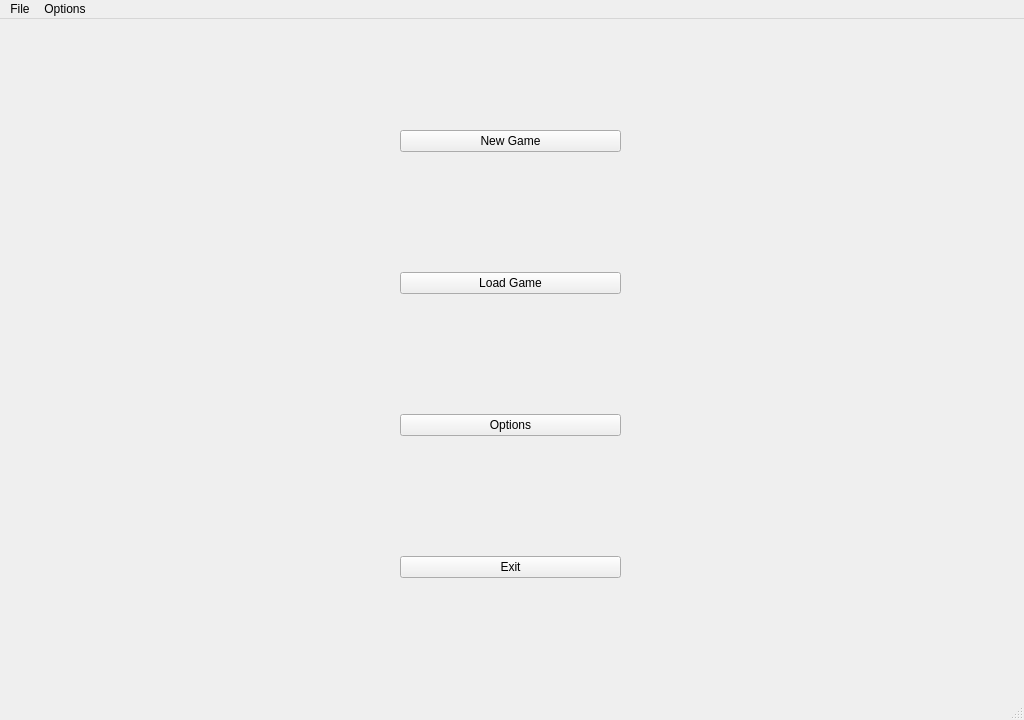
Before: the Qt Designer form QT_UI_Design/UI_MazeWindow.ui in JasonLiu1229/Automata-Group-Project_2021-2022, drawn with Qt 5.
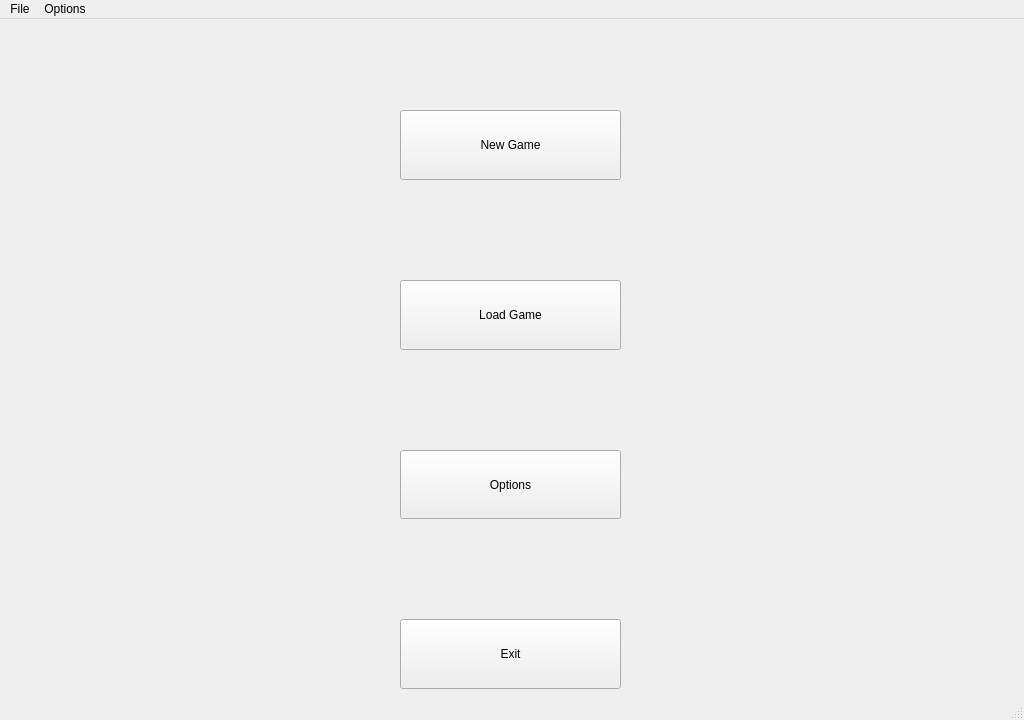
After: the same form once the commit is applied.

Commit message: Fixed main menu buttons size

What changed in the file:
```diff
--- a/QT_UI_Design/UI_MazeWindow.ui
+++ b/QT_UI_Design/UI_MazeWindow.ui
@@ -47,18 +47,24 @@
    <enum>QTabWidget::Rounded</enum>
   </property>
   <widget class="QWidget" name="centralwidget">
+   <property name="autoFillBackground">
+    <bool>false</bool>
+   </property>
    <widget class="QWidget" name="verticalLayoutWidget">
     <property name="geometry">
      <rect>
       <x>0</x>
-      <y>0</y>
+      <y>90</y>
       <width>1021</width>
-      <height>671</height>
+      <height>581</height>
      </rect>
     </property>
     <layout class="QVBoxLayout" name="MainScreen">
      <property name="spacing">
-      <number>10</number>
+      <number>100</number>
+     </property>
+     <property name="sizeConstraint">
+      <enum>QLayout::SetNoConstraint</enum>
      </property>
      <property name="leftMargin">
       <number>400</number>
@@ -74,6 +80,12 @@
      </property>
      <item>
       <widget class="QPushButton" name="newGameButton">
+       <property name="sizePolicy">
+        <sizepolicy hsizetype="Minimum" vsizetype="Preferred">
+         <horstretch>0</horstretch>
+         <verstretch>0</verstretch>
+        </sizepolicy>
+       </property>
        <property name="text">
         <string>New Game</string>
        </property>
@@ -84,6 +96,12 @@
      </item>
      <item>
       <widget class="QPushButton" name="LoadGameButton">
+       <property name="sizePolicy">
+        <sizepolicy hsizetype="Minimum" vsizetype="Preferred">
+         <horstretch>0</horstretch>
+         <verstretch>0</verstretch>
+        </sizepolicy>
+       </property>
        <property name="text">
         <string>Load Game</string>
        </property>
@@ -91,6 +109,12 @@
      </item>
      <item>
       <widget class="QPushButton" name="OptionsButton">
+       <property name="sizePolicy">
+        <sizepolicy hsizetype="Minimum" vsizetype="Preferred">
+         <horstretch>0</horstretch>
+         <verstretch>0</verstretch>
+        </sizepolicy>
+       </property>
        <property name="text">
         <string>Options</string>
        </property>
@@ -98,6 +122,12 @@
      </item>
      <item>
       <widget class="QPushButton" name="ExitButton">
+       <property name="sizePolicy">
+        <sizepolicy hsizetype="Preferred" vsizetype="Preferred">
+         <horstretch>0</horstretch>
+         <verstretch>0</verstretch>
+        </sizepolicy>
+       </property>
        <property name="text">
         <string>Exit</string>
        </property>
```
Left out of the diff: 12 changed lines with no effect on the pictures. The commit also changes 2 other files.
